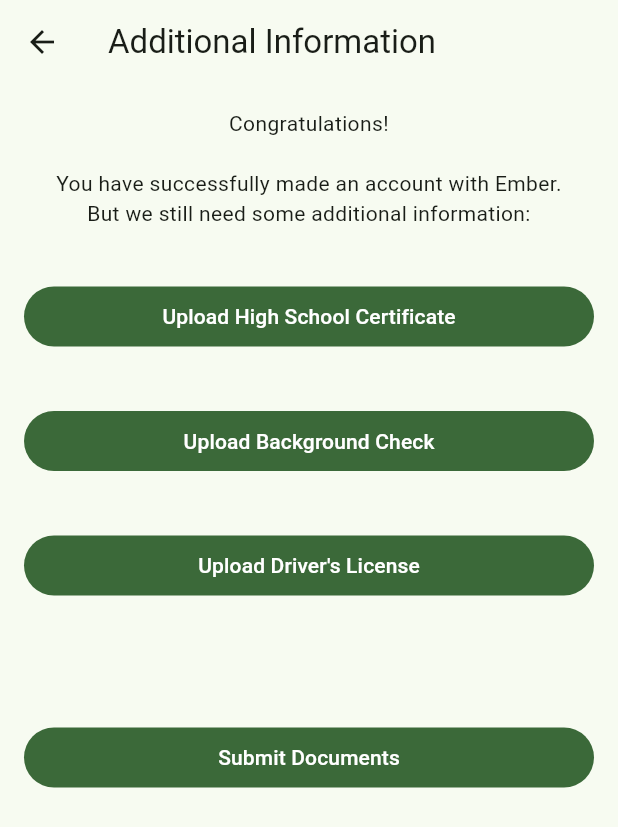
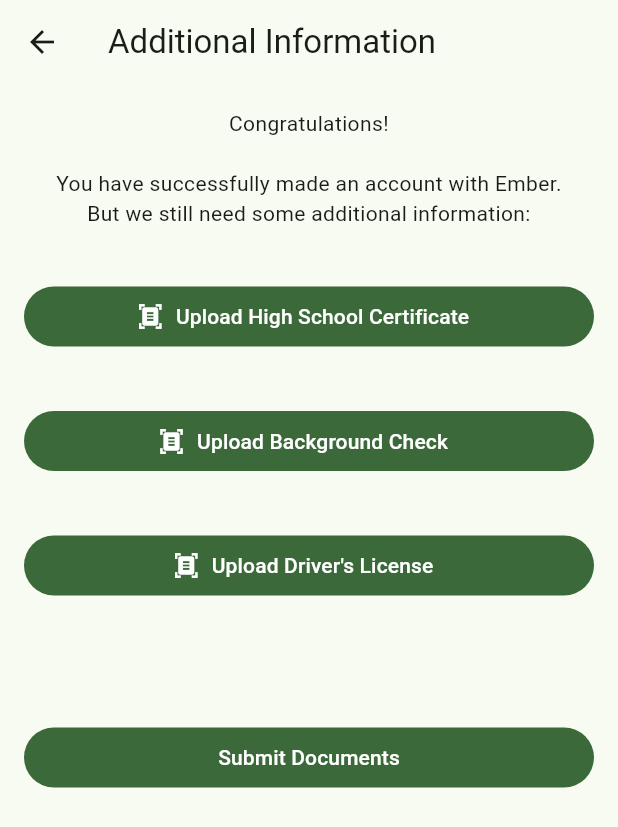
Before and after one commit to jyarala01/sub_app, a Flutter app: the MoreInfoView screen opened by its route, on a phone screen of 412 x 824 dp. Shown: the top 827 px of the screen. Run offline on Flutter 3.47's test engine with Material 3 defaults, Android fonts, the phone set to English and light mode, and no system bars; our stand-ins replace file_picker.

Commit message:
final apple push

```diff
--- a/lib/main.dart
+++ b/lib/main.dart
@@ -137,20 +137,19 @@ class _MoreInfoViewState extends State<MoreInfoView> {
               textAlign: TextAlign.center,
             ),
             SizedBox(height: 35),
-            FilledButton(
+            FilledButton.icon(
               onPressed: () => pickFile('HighSchoolCertificate'),
-              child: Text(highSchoolCertificatePath == null ? 'Upload High School Certificate' : 'Uploaded: ${highSchoolCertificatePath!.split('/').last}'),
+              label: Text(highSchoolCertificatePath == null ? 'Upload High School Certificate' : 'Uploaded: ${highSchoolCertificatePath!.split('/').last}'),
+              icon: Icon(Icons.document_scanner),
             ),
             SizedBox(height: 35),
-            FilledButton(
+            FilledButton.icon(
               onPressed: () => pickFile('BackgroundCheck'),
-              child: Text(backgroundCheckPath == null ? 'Upload Background Check' : 'Uploaded: ${backgroundCheckPath!.split('/').last}'),
+              label: Text(backgroundCheckPath == null ? 'Upload Background Check' : 'Uploaded: ${backgroundCheckPath!.split('/').last}'),
+              icon: Icon(Icons.document_scanner),
             ),
             SizedBox(height: 35),
-            FilledButton(
-              onPressed: () => pickFile('DriversLicense'),
-              child: Text(driversLicensePath == null ? 'Upload Driver\'s License' : 'Uploaded: ${driversLicensePath!.split('/').last}'),
-            ),
+            FilledButton.icon(onPressed: () => pickFile('DriversLicense'), label: Text(driversLicensePath == null ? 'Upload Driver\'s License' : 'Uploaded: ${driversLicensePath!.split('/').last}'), icon: Icon(Icons.document_scanner)),
             SizedBox(height: 80),
             FilledButton(
               onPressed: submitDocuments,
@@ -293,6 +292,7 @@ class ProfileView extends StatelessWidget {
   @override
   Widget build(BuildContext context) {
     return Scaffold(
+      resizeToAvoidBottomInset: false,
       appBar: AppBar(title: Text('Profile')),
       body: Padding(
         padding: const EdgeInsets.all(16.0),
@@ -308,7 +308,7 @@ class ProfileView extends StatelessWidget {
             Text('Description:'),
             const SizedBox(
                 width: 1000.0,
-                height: 500.0,
+                height: 450.0,
                 child: TextField(
                   maxLines: null,
                   expands: true,
```
Also changed, not shown: main_test.dart (+6 -66 lines).
